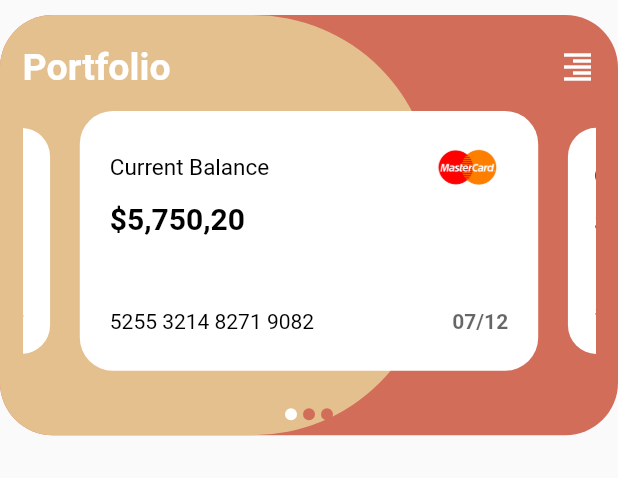
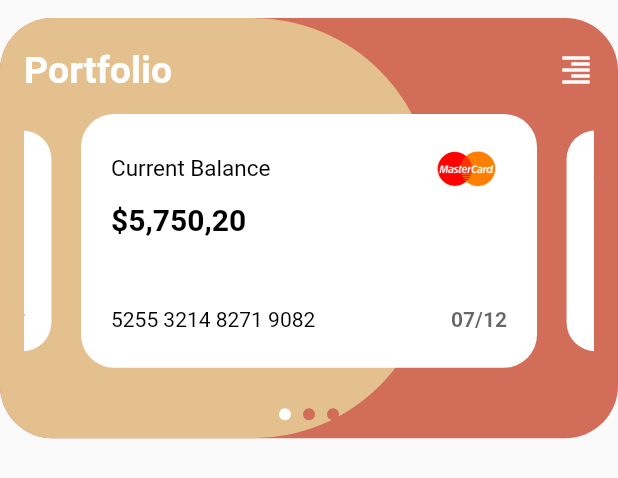
Before and after one commit to iffatak/test_project, a Flutter app: the HeaderCard widget shown alone on an empty page, opened directly, on a phone screen of 412 x 824 dp. Shown: the top 478 px of the screen. Run offline on Flutter 3.47's test engine with Material 2 defaults, Android fonts, the phone set to English and light mode, and no system bars; drawn by our look-alikes of carousel_slider.

Commit message:
minor fixes of constants

```diff
--- a/lib/Modules/Home/widget/debit_card_widget.dart
+++ b/lib/Modules/Home/widget/debit_card_widget.dart
@@ -7,7 +7,7 @@ class DebitCardWidget extends StatelessWidget {
   @override
   Widget build(BuildContext context) {
     return Container(
-      padding: const EdgeInsets.symmetric(horizontal: 20,vertical: 25),
+      padding: const EdgeInsets.symmetric(horizontal: 20,vertical: 24),
       decoration: BoxDecoration(
         borderRadius: BorderRadius.circular(22),
         color: ColorCodes.WHITE_COLOR
--- a/lib/Modules/Home/widget/header_card.dart
+++ b/lib/Modules/Home/widget/header_card.dart
@@ -19,7 +19,7 @@ class _HeaderCardState extends State<HeaderCard> {
     return Container(
       height: cardHeight,
       width: Utils.getScreenWidth(context),
-      margin: const EdgeInsets.only(top: 10),
+      margin: const EdgeInsets.only(top: 12),
       decoration: BoxDecoration(borderRadius: radius),
       child: Stack(
         children: [
@@ -51,7 +51,7 @@ class _HeaderCardState extends State<HeaderCard> {
 
   bodyContent() {
     return Padding(
-      padding: const EdgeInsets.only(top: 20, left: 15, right: 15),
+      padding: const EdgeInsets.only(top: 20, left: 16, right: 16),
       child: Column(
         children: [
           heading(),
@@ -83,7 +83,7 @@ class _HeaderCardState extends State<HeaderCard> {
                   width: 8.0,
                   height: 8.0,
                   margin:
-                  const EdgeInsets.symmetric(vertical: 10.0, horizontal: 2.0),
+                  const EdgeInsets.symmetric(vertical: 12.0, horizontal: 4.0),
                   decoration: BoxDecoration(
                     shape: BoxShape.circle,
                     color: currentPos == index
--- a/lib/Modules/Home/widget/service_card.dart
+++ b/lib/Modules/Home/widget/service_card.dart
@@ -18,7 +18,7 @@ class ServiceCard extends StatelessWidget {
       child: Container(
         height: 150,
         width: 110,
-        margin: EdgeInsets.symmetric(horizontal: 10),
+        margin: const EdgeInsets.symmetric(horizontal: 12),
         padding: const EdgeInsets.symmetric(horizontal: 8,vertical: 8),
         decoration: BoxDecoration(
           borderRadius: BorderRadius.circular(15),
--- a/lib/Modules/Transactions/widgets/master_card.dart
+++ b/lib/Modules/Transactions/widgets/master_card.dart
@@ -13,7 +13,7 @@ class MasterCard extends StatelessWidget {
     return Container(
       height: cardHeight,
       width: Utils.getScreenWidth(context),
-      margin: const EdgeInsets.only(top: 10),
+      margin: const EdgeInsets.only(top: 12),
       decoration: BoxDecoration(borderRadius: radius),
       child: Stack(
         children: [
@@ -45,7 +45,7 @@ class MasterCard extends StatelessWidget {
 
   bodyContent() {
     return Padding(
-      padding: const EdgeInsets.only(top: 20, left: 15, right: 15),
+      padding: const EdgeInsets.only(top: 20, left: 16, right: 16),
       child: Column(
         crossAxisAlignment: CrossAxisAlignment.start,
         children: [
```
